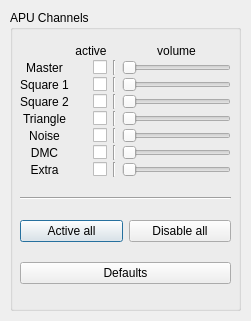
Qt form src/gui/designer/dlgApuChannels.ui (punesemu/puNES) before a commit.
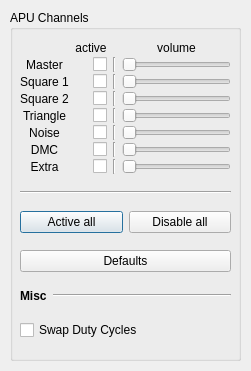
The same form after that commit.

Diff of the .ui file:
```diff
--- a/src/gui/designer/dlgApuChannels.ui
+++ b/src/gui/designer/dlgApuChannels.ui
@@ -7,7 +7,7 @@
     <x>0</x>
     <y>0</y>
     <width>251</width>
-    <height>321</height>
+    <height>371</height>
    </rect>
   </property>
   <property name="sizePolicy">
@@ -25,7 +25,7 @@
      <x>10</x>
      <y>10</y>
      <width>231</width>
-     <height>301</height>
+     <height>351</height>
     </rect>
    </property>
    <property name="title">
@@ -40,7 +40,7 @@
       <x>10</x>
       <y>20</y>
       <width>211</width>
-      <height>269</height>
+      <height>321</height>
      </rect>
     </property>
     <layout class="QVBoxLayout" name="verticalLayout">
@@ -356,6 +356,40 @@
        </property>
       </widget>
      </item>
+     <item>
+      <layout class="QHBoxLayout" name="horizontalLayout_1">
+       <item>
+        <widget class="QLabel" name="label_Misc">
+         <property name="text">
+          <string>&lt;b&gt;Misc&lt;/b&gt;</string>
+         </property>
+        </widget>
+       </item>
+       <item>
+        <widget class="Line" name="line_Misc">
+         <property name="sizePolicy">
+          <sizepolicy hsizetype="Expanding" vsizetype="Fixed">
+           <horstretch>0</horstretch>
+           <verstretch>0</verstretch>
+          </sizepolicy>
+         </property>
+         <property name="orientation">
+          <enum>Qt::Horizontal</enum>
+         </property>
+        </widget>
+       </item>
+      </layout>
+     </item>
+     <item>
+      <widget class="QCheckBox" name="checkBox_Swap_Duty_Cycles">
+       <property name="layoutDirection">
+        <enum>Qt::LeftToRight</enum>
+       </property>
+       <property name="text">
+        <string>Swap Duty Cycles</string>
+       </property>
+      </widget>
+     </item>
     </layout>
    </widget>
   </widget>
```
